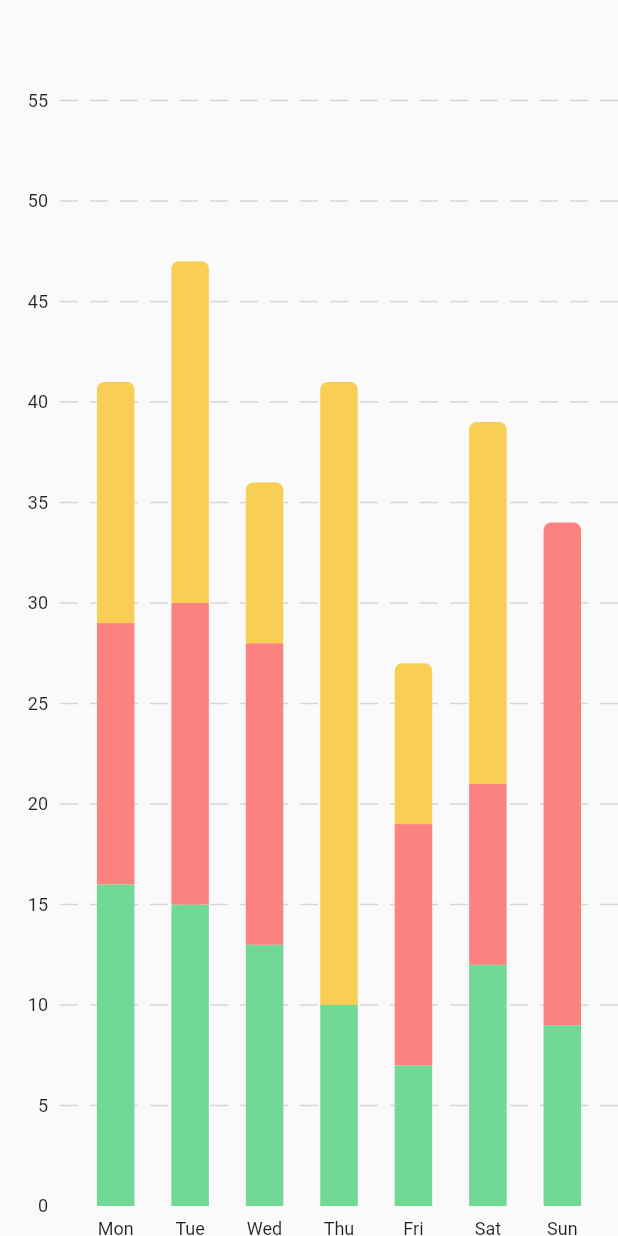
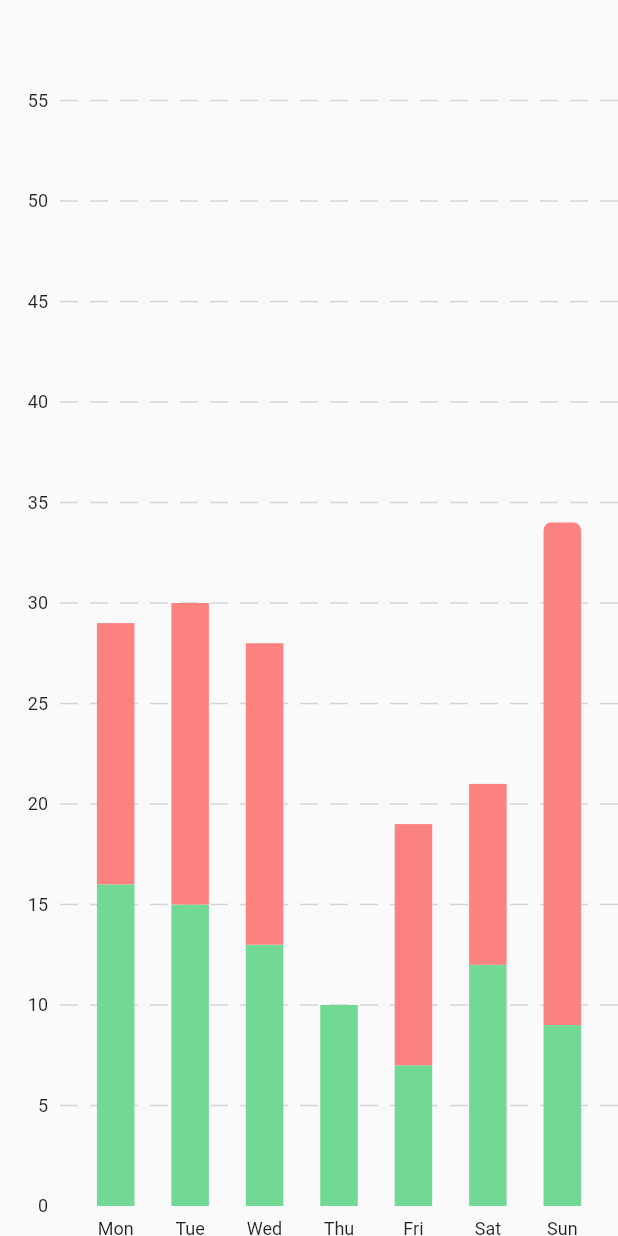
Before and after one commit to dankyyyyy/wind-farm-co2, a Flutter app: the WindFarmChart widget shown alone on an empty page, opened directly, on a phone screen of 412 x 824 dp. Run offline on Flutter 3.47's test engine with Material 2 defaults, Android fonts, the light colour scheme and no system bars; drawn by our look-alikes of fl_chart; our stand-ins replace flutter_map, latlong2, sliding_up_panel.

Commit message:
made small fixes
- updated folder names and paths
- changed chart colors
- removed redundant files

```diff
--- a/co2_deck1_ucn/lib/Widgets/wf_chart.dart
+++ b/co2_deck1_ucn/lib/Widgets/wf_chart.dart
@@ -6,7 +6,7 @@ class WindFarmChart extends StatelessWidget {
 
   final Color farmColor = const Color.fromRGBO(113, 216, 150, 1);
   final Color vesselsColor = const Color.fromRGBO(252, 129, 129, 1);
-  final Color helicopterColor = const Color.fromRGBO(249, 206, 85, 1);
+  // final Color helicopterColor = const Color.fromRGBO(249, 206, 85, 1);
 
   // final Color farmColor = const Color.fromRGBO(134, 234, 232, 1);
   // final Color vesselsColor = const Color.fromRGBO(60, 103, 150, 1);
@@ -39,13 +39,6 @@ class WindFarmChart extends StatelessWidget {
           borderRadius: helicopters == 0
               ? const BorderRadius.vertical(top: Radius.circular(5))
               : BorderRadius.zero,
-        ),
-        BarChartRodData(
-          fromY: farm + vessels,
-          toY: farm + vessels + helicopters,
-          color: helicopterColor,
-          width: 25,
-          borderRadius: const BorderRadius.vertical(top: Radius.circular(5)),
         ),
       ],
     );
```
Also changed, not shown: co2_deck1_ucn/lib/Resources/images.dart (+4 -3 lines), co2_deck1_ucn/pubspec.yaml (+6 -4 lines), co2_deck1_ucn/assets/images/wf_details/notification_bell.png (renamed from co2_deck1_ucn/assets/images/plant_details/notification_bell.png), co2_deck1_ucn/assets/images/wf_details/watch_plant.png (renamed from co2_deck1_ucn/assets/images/plant_details/watch_plant.png), co2_deck1_ucn/assets/images/wf_details/watched_plant.png (renamed from co2_deck1_ucn/assets/images/plant_details/watched_plant.png), co2_deck1_ucn/assets/images/wf_details/wf/arcadis_ost1/AO1_logo.png (renamed from co2_deck1_ucn/assets/images/plant_details/AO1/AO1_logo.png), co2_deck1_ucn/assets/images/wf_details/wf/butendiek/butendiek_logo.png (added), co2_deck1_ucn/assets/images/wf_details/wf/meerwind_sud_ost/meerwind_logo.png (added), co2_deck1_ucn/lib/Pages/compare_plants_page.dart (deleted).
